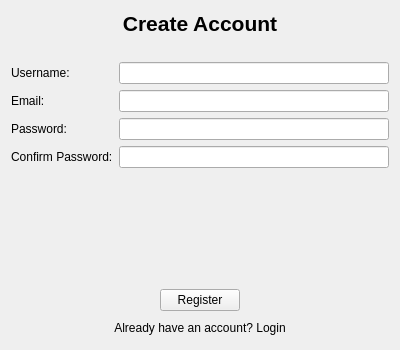
Above: src/ui/views/RegisterPage.ui from IbrahimYasserM/Cashtak before the change. Below: the same form after it.
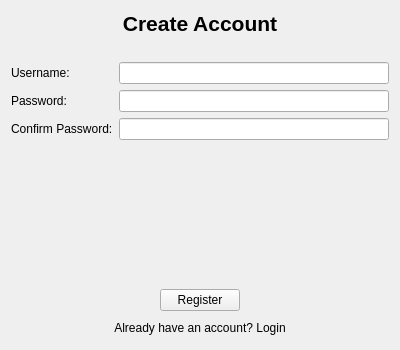
That is the form after the change.

Patch:
```diff
--- a/src/ui/views/RegisterPage.ui
+++ b/src/ui/views/RegisterPage.ui
@@ -59,16 +59,7 @@
      <item row="0" column="1">
       <widget class="QLineEdit" name="lineEditUsername"/>
      </item>
-     <item row="1" column="0">
-      <widget class="QLabel" name="labelEmail">
-       <property name="text">
-        <string>Email:</string>
-       </property>
-      </widget>
-     </item>
-     <item row="1" column="1">
-      <widget class="QLineEdit" name="lineEditEmail"/>
-     </item>
+
      <item row="2" column="0">
       <widget class="QLabel" name="labelPassword">
        <property name="text">
```
